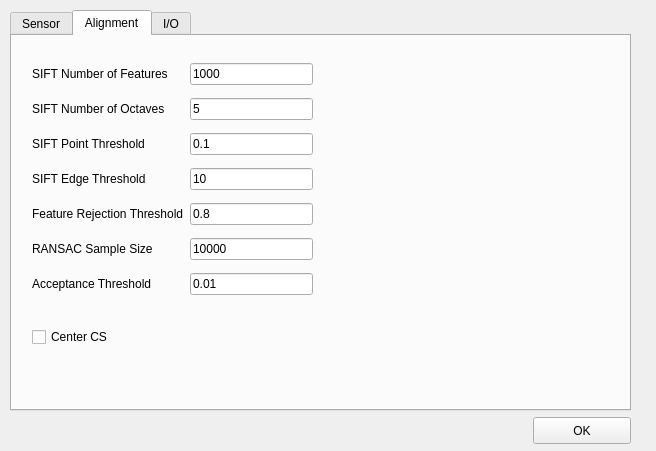
Qt form params.ui (jonabalzer/yas) before a commit.
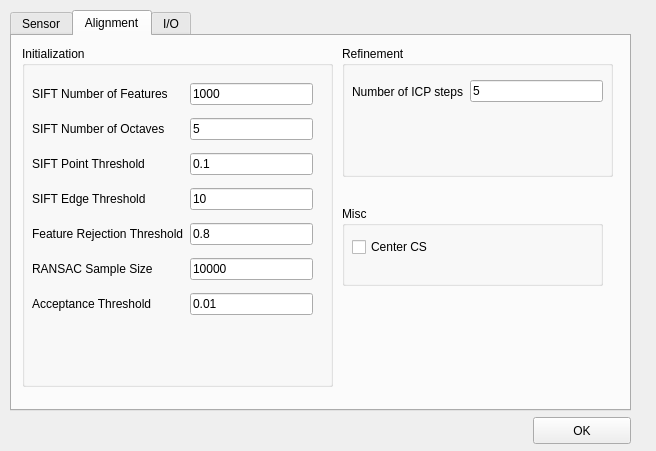
The same form after that commit. The open tabs and pages were chosen to show the change.

```diff
--- a/params.ui
+++ b/params.ui
@@ -458,24 +458,23 @@
     <attribute name="title">
      <string>Alignment</string>
     </attribute>
-    <widget class="QCheckBox" name="centerCheckBox">
+    <widget class="QGroupBox" name="initializationGroupBox">
      <property name="geometry">
       <rect>
-       <x>20</x>
-       <y>290</y>
-       <width>101</width>
-       <height>22</height>
+       <x>10</x>
+       <y>10</y>
+       <width>311</width>
+       <height>341</height>
       </rect>
      </property>
-     <property name="text">
-      <string>Center CS</string>
+     <property name="title">
+      <string>Initialization</string>
      </property>
-    </widget>
     <widget class="QWidget" name="gridLayoutWidget_2">
      <property name="geometry">
       <rect>
-       <x>20</x>
-       <y>20</y>
+        <x>10</x>
+        <y>30</y>
        <width>281</width>
        <height>250</height>
       </rect>
@@ -580,6 +579,72 @@
        </widget>
       </item>
      </layout>
+     </widget>
+    </widget>
+    <widget class="QGroupBox" name="refGroupBox">
+     <property name="geometry">
+      <rect>
+       <x>330</x>
+       <y>10</y>
+       <width>271</width>
+       <height>131</height>
+      </rect>
+     </property>
+     <property name="title">
+      <string>Refinement</string>
+     </property>
+     <widget class="QWidget" name="horizontalLayoutWidget_3">
+      <property name="geometry">
+       <rect>
+        <x>10</x>
+        <y>30</y>
+        <width>251</width>
+        <height>31</height>
+       </rect>
+      </property>
+      <layout class="QHBoxLayout" name="nICPStepsLayout">
+       <item>
+        <widget class="QLabel" name="label_2">
+         <property name="text">
+          <string>Number of ICP steps</string>
+         </property>
+        </widget>
+       </item>
+       <item>
+        <widget class="QLineEdit" name="nICPEdit">
+         <property name="text">
+          <string>5</string>
+         </property>
+        </widget>
+       </item>
+      </layout>
+     </widget>
+    </widget>
+    <widget class="QGroupBox" name="miscGroupBox">
+     <property name="geometry">
+      <rect>
+       <x>330</x>
+       <y>170</y>
+       <width>261</width>
+       <height>80</height>
+      </rect>
+     </property>
+     <property name="title">
+      <string>Misc</string>
+     </property>
+     <widget class="QCheckBox" name="centerCheckBox">
+      <property name="geometry">
+       <rect>
+        <x>10</x>
+        <y>30</y>
+        <width>101</width>
+        <height>22</height>
+       </rect>
+      </property>
+      <property name="text">
+       <string>Center CS</string>
+      </property>
+     </widget>
     </widget>
    </widget>
    <widget class="QWidget" name="ioTab">
```
Left out of the diff: 4 changed lines with no effect on the pictures. Lines whose indentation alone changed are shown as unchanged.
